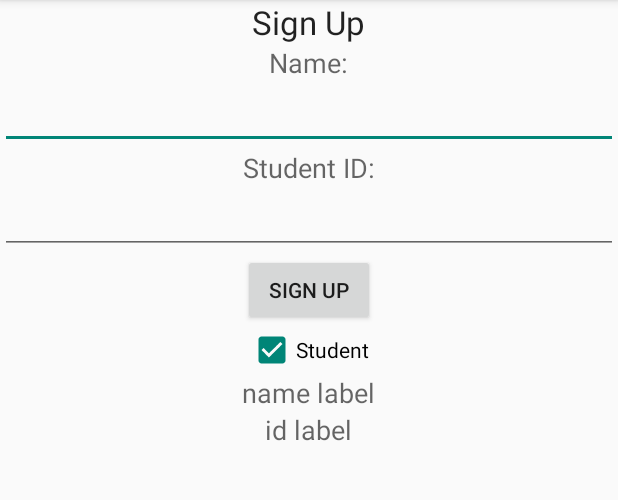
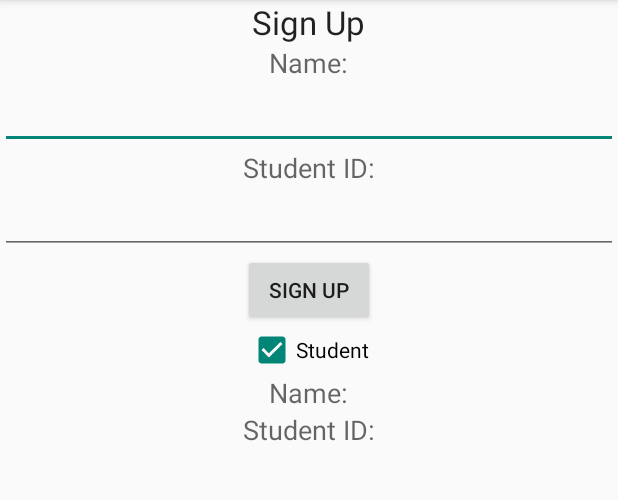
Before and after one commit to colegarien/SDDTermProject, an Android app: the layout fragment_login.xml on its own in the app's theme, with its tools: preview values and no code run, on a phone screen of 412 x 824 dp, the part 84-584 px from its top. Run offline under Robolectric (Android 15) with nearby library versions, the phone set to English and light mode, and no system bars.

Commit message:
hardcoded strings in login layout

```diff
--- a/app/src/main/res/layout/fragment_login.xml
+++ b/app/src/main/res/layout/fragment_login.xml
@@ -63,7 +63,7 @@
         <CheckBox
             android:layout_width="wrap_content"
             android:layout_height="wrap_content"
-            android:text="Student"
+            android:text="@string/student"
             android:id="@+id/student_cb"
             android:layout_gravity="center_horizontal"
             android:checked="true"
@@ -73,7 +73,7 @@
             android:layout_width="wrap_content"
             android:layout_height="wrap_content"
             android:textAppearance="?android:attr/textAppearanceMedium"
-            android:text="name label"
+            android:text="@string/name"
             android:id="@+id/stored_name_lbl"
             android:layout_gravity="center_horizontal" />
 
@@ -81,7 +81,7 @@
             android:layout_width="wrap_content"
             android:layout_height="wrap_content"
             android:textAppearance="?android:attr/textAppearanceMedium"
-            android:text="id label"
+            android:text="@string/student_id"
             android:id="@+id/stored_id_lbl"
             android:layout_gravity="center_horizontal" />
 
```
